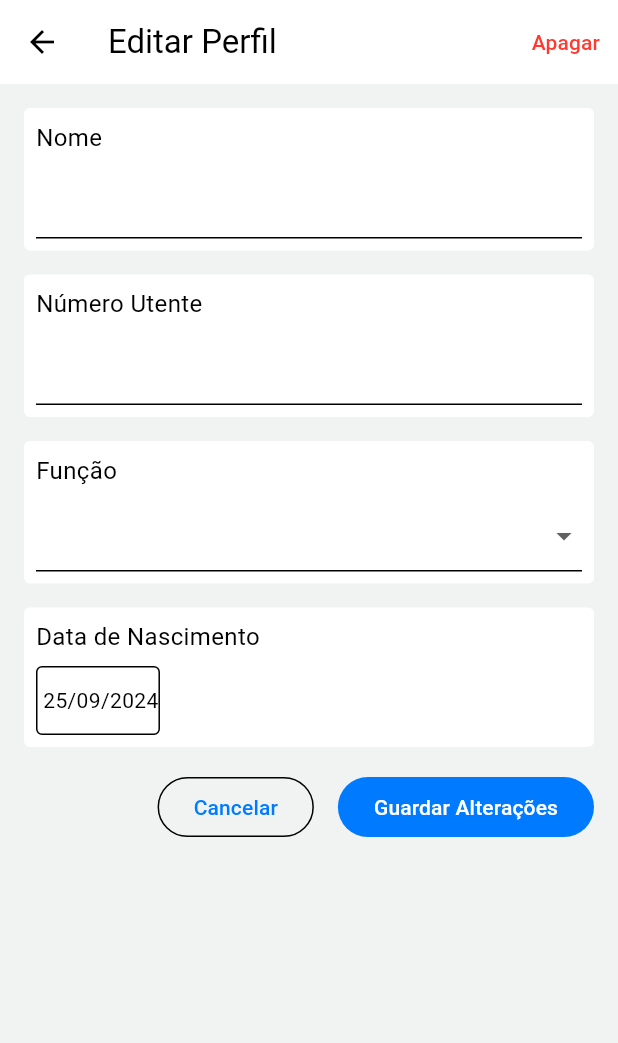
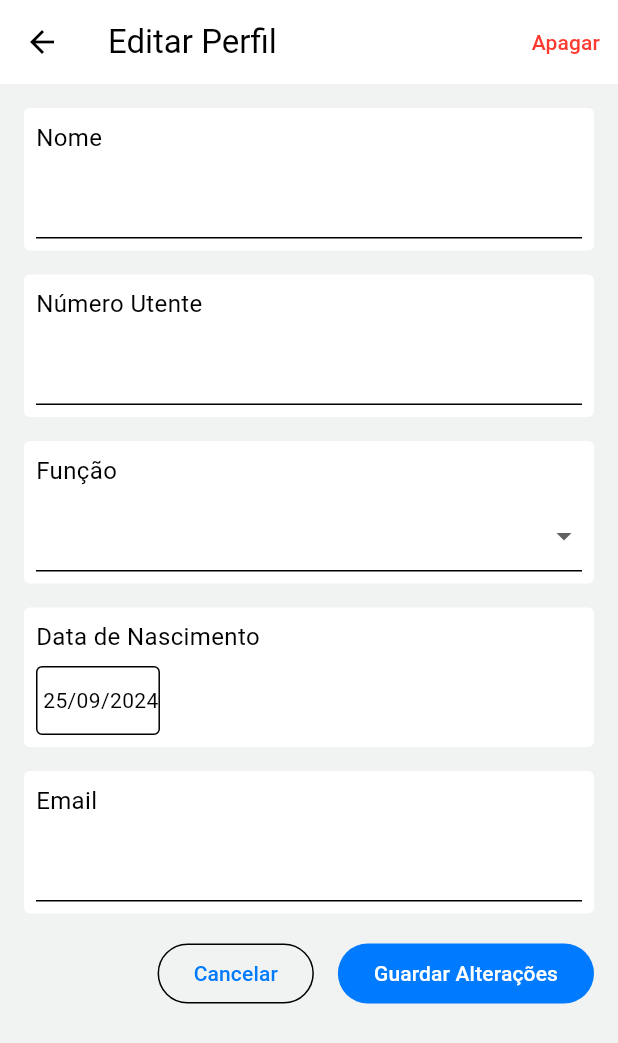
Before and after one commit to mariacasanova25/thesis_project, a Flutter app: the ProfileScreen screen opened directly, after a tap on "Editar Perfil", on a phone screen of 412 x 824 dp. Shown: the top 1043 px of the screen. Run offline on Flutter 3.47's test engine with Material 3 defaults, Android fonts, the phone set to English and light mode, and no system bars; our stand-ins replace awesome_notifications, cloud_firestore, firebase_auth, firebase_core, firebase_storage, fl_chart and 2 more; accounts and stored records are empty; generated files the repository leaves out were written again.

Commit message:
email added to profile

```diff
--- a/lib/profile/presentation/edit_profile_screen.dart
+++ b/lib/profile/presentation/edit_profile_screen.dart
@@ -116,6 +116,13 @@ class _EditProfileScreenState extends ConsumerState<EditProfileScreen> {
                     setState(() => birthDate = value ?? birthDate),
               ),
               const SizedBox(height: 16),
+              ProfileInfoBox(
+                label: 'Email',
+                initialValue: email,
+                onChanged: (value) => setState(() => email = value!),
+                isTextField: true,
+              ),
+              const SizedBox(height: 16),
               Row(mainAxisAlignment: MainAxisAlignment.end, children: [
                 OutlinedButton(
                   onPressed: () {
--- a/lib/profile/presentation/profile_screen.dart
+++ b/lib/profile/presentation/profile_screen.dart
@@ -116,6 +116,9 @@ class _ProfileScreenState extends ConsumerState<ProfileScreen> {
                 const SizedBox(height: 16),
                 Text('Data de Nascimento', style: textTheme.titleSmall),
                 Text(user.birthDate, style: textTheme.titleLarge),
+                const SizedBox(height: 16),
+                Text('Email', style: textTheme.titleSmall),
+                Text(user.email, style: textTheme.titleLarge),
                 const SizedBox(height: 32),
                 Center(
                   child: FilledButton.icon(
```
